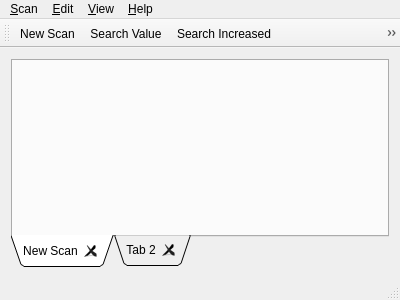
This is mainwindow.ui in BeyondCy/memedit0x0 as Qt 5 draws it before an edit. The edited form follows.
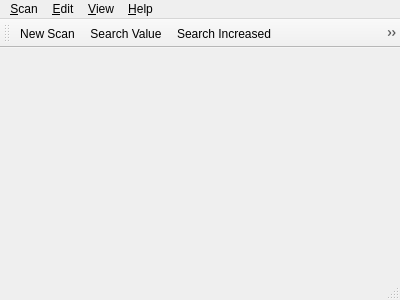
This is the edited form. Icons and pictures are not drawn.

Commit message: All tab behaviour moved to scantabwidget, compiles. Todo: Working on Icons and other winapi like GetWindowTitle.

Diff of the .ui file:
```diff
--- a/mainwindow.ui
+++ b/mainwindow.ui
@@ -21,41 +21,7 @@
     <normaloff>:/new/icons/icons/database_table.png</normaloff>:/new/icons/icons/database_table.png</iconset>
   </property>
   <widget class="QWidget" name="centralWidget">
-   <layout class="QVBoxLayout" name="verticalLayout">
-    <item>
-     <widget class="QTabWidget" name="tabWidget">
-      <property name="tabPosition">
-       <enum>QTabWidget::South</enum>
-      </property>
-      <property name="tabShape">
-       <enum>QTabWidget::Triangular</enum>
-      </property>
-      <property name="currentIndex">
-       <number>0</number>
-      </property>
-      <property name="tabsClosable">
-       <bool>true</bool>
-      </property>
-      <property name="movable">
-       <bool>true</bool>
-      </property>
-      <widget class="QWidget" name="tab">
-       <attribute name="icon">
-        <iconset resource="icons.qrc">
-         <normaloff>:/new/icons/icons/help.png</normaloff>:/new/icons/icons/help.png</iconset>
-       </attribute>
-       <attribute name="title">
-        <string>New Scan</string>
-       </attribute>
-      </widget>
-      <widget class="QWidget" name="tab_2">
-       <attribute name="title">
-        <string>Tab 2</string>
-       </attribute>
-      </widget>
-     </widget>
-    </item>
-   </layout>
+   <layout class="QVBoxLayout" name="verticalLayout"/>
   </widget>
   <widget class="QMenuBar" name="menuBar">
    <property name="geometry">
```
The commit also changes 9 other files.
